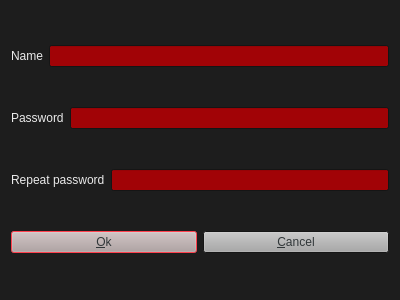
Old version of the form desktop/newuser.ui in the repository zlv/livesheap.
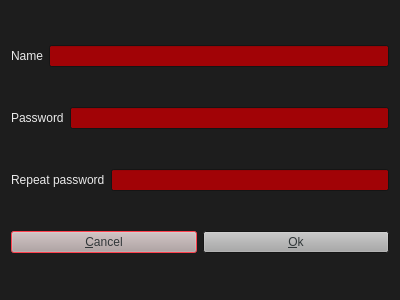
New version of the form.

```diff
--- a/desktop/newuser.ui
+++ b/desktop/newuser.ui
@@ -338,13 +338,6 @@
    </item>
    <item>
     <layout class="QHBoxLayout" name="horizontalLayout_4">
-     <item>
-      <widget class="QPushButton" name="pushButton_2">
-       <property name="text">
-        <string>&amp;Ok</string>
-       </property>
-      </widget>
-     </item>
      <item>
       <widget class="QPushButton" name="pushButton">
        <property name="text">
@@ -352,6 +345,13 @@
        </property>
       </widget>
      </item>
+     <item>
+      <widget class="QPushButton" name="pushButton_2">
+       <property name="text">
+        <string>&amp;Ok</string>
+       </property>
+      </widget>
+     </item>
     </layout>
    </item>
   </layout>
```
Left out of the diff: 21 changed lines with no effect on the pictures.
